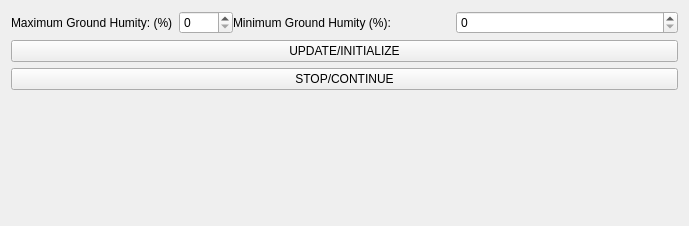
This is SerialPort/Widget.ui in GabrielTibolaCastagnera/Trabalho-Final-LAB-III as Qt 5 draws it before an edit. The edited form follows.
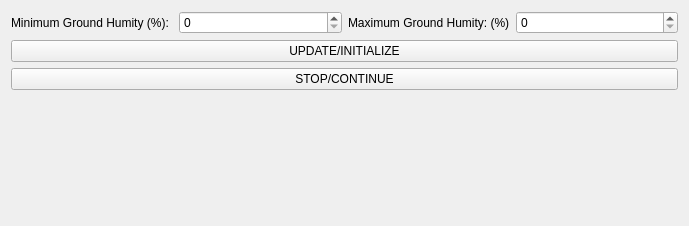
This is the edited form.

Diff of the .ui file:
```diff
--- a/SerialPort/Widget.ui
+++ b/SerialPort/Widget.ui
@@ -23,6 +23,20 @@
        </property>
        <item>
         <layout class="QHBoxLayout" name="Maximum_Humity_horizontalLayout">
+         <item>
+          <widget class="QLabel" name="Minimum_label">
+           <property name="text">
+            <string>Minimum Ground Humity (%):</string>
+           </property>
+          </widget>
+         </item>
+         <item>
+          <widget class="QSpinBox" name="Minimum_humity_spinBox">
+           <property name="maximum">
+            <number>100</number>
+           </property>
+          </widget>
+         </item>
          <item>
           <widget class="QLabel" name="Maximum_Humitylabel">
            <property name="text">
@@ -39,20 +53,6 @@
          </item>
         </layout>
        </item>
-       <item>
-        <widget class="QLabel" name="Minimum_label">
-         <property name="text">
-          <string>Minimum Ground Humity (%):</string>
-         </property>
-        </widget>
-       </item>
-       <item>
-        <widget class="QSpinBox" name="Minimum_humity_spinBox">
-         <property name="maximum">
-          <number>100</number>
-         </property>
-        </widget>
-       </item>
       </layout>
      </item>
     </layout>
```
